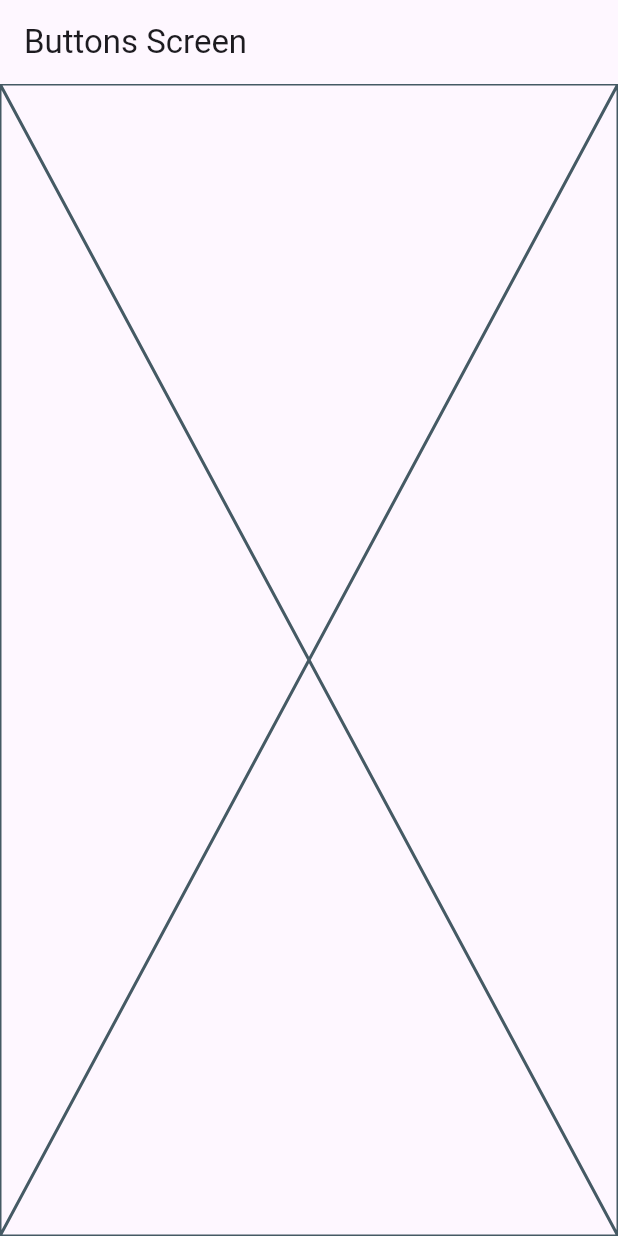
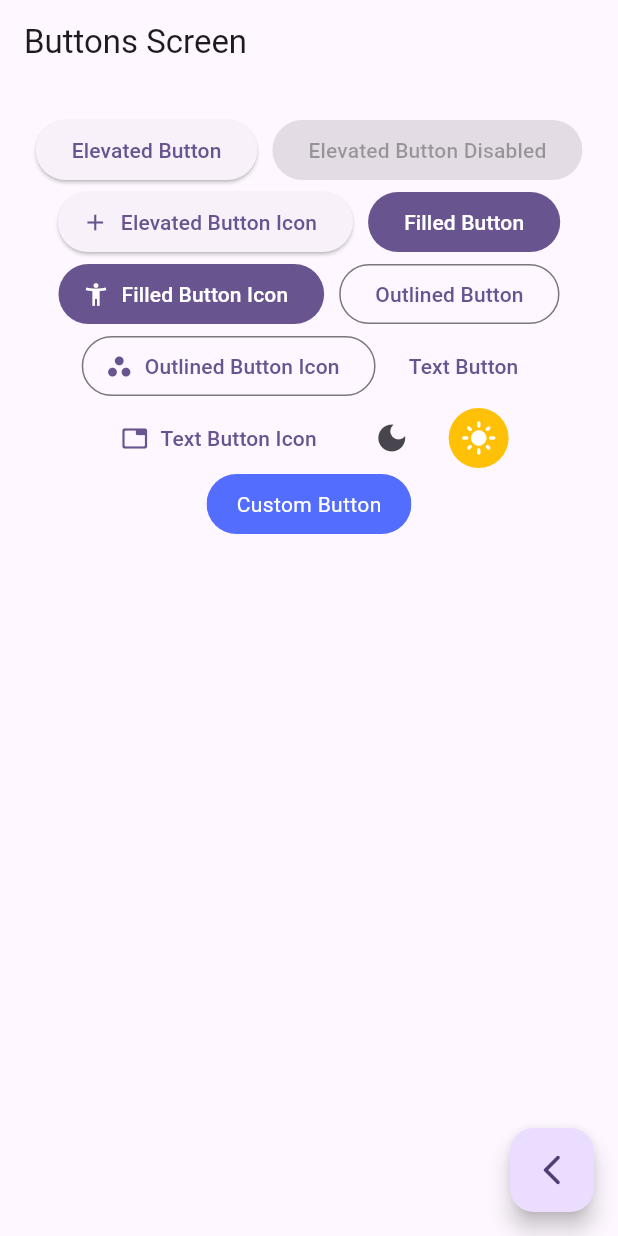
Before and after one commit to franzcmarcelo/flutter_widgets_app, a Flutter app: the ButtonsScreen screen opened by its route, on a phone screen of 412 x 824 dp. Run offline on Flutter 3.47's test engine with Material 3 defaults, Android fonts, the phone set to English and light mode, and no system bars; our stand-ins replace go_router.

Commit message:
add buttons library

```diff
--- a/lib/presentations/screens/buttons/buttons_screen.dart
+++ b/lib/presentations/screens/buttons/buttons_screen.dart
@@ -1,7 +1,7 @@
 import 'package:flutter/material.dart';
+import 'package:go_router/go_router.dart';
 
 class ButtonsScreen extends StatelessWidget {
-
   static const String name = 'buttons_screen';
 
   const ButtonsScreen({super.key});
@@ -12,7 +12,114 @@ class ButtonsScreen extends StatelessWidget {
       appBar: AppBar(
         title: const Text('Buttons Screen'),
       ),
-      body: const Placeholder()
+      body: const _ButtonsView(),
+      floatingActionButton: FloatingActionButton(
+        onPressed: () {
+          context.pop();
+        },
+        child: const Icon(Icons.arrow_back_ios_new_rounded),
+      ),
     );
   }
 }
+
+class _ButtonsView extends StatelessWidget {
+  const _ButtonsView();
+
+  @override
+  Widget build(BuildContext context) {
+    return SizedBox(
+      width: double.infinity,
+      child: Padding(
+        padding: const EdgeInsets.symmetric(horizontal: 10, vertical: 20),
+        child: Wrap(
+          spacing: 10,
+          crossAxisAlignment: WrapCrossAlignment.center, // y axis
+          alignment: WrapAlignment.center, // x axis
+          children: [
+            ElevatedButton(
+              onPressed: () {},
+              child: const Text('Elevated Button'),
+            ),
+            const ElevatedButton(
+              onPressed: null,
+              child: Text('Elevated Button Disabled'),
+            ),
+            ElevatedButton.icon(
+              onPressed: () {},
+              icon: const Icon(Icons.add),
+              label: const Text('Elevated Button Icon'),
+            ),
+            FilledButton(
+              onPressed: () {},
+              child: const Text('Filled Button'),
+            ),
+            FilledButton.icon(
+              onPressed: () {},
+              icon: const Icon(Icons.accessibility_new_sharp),
+              label: const Text('Filled Button Icon'),
+            ),
+            OutlinedButton(
+              onPressed: () {},
+              child: const Text('Outlined Button'),
+            ),
+            OutlinedButton.icon(
+              onPressed: () {},
+              icon: const Icon(Icons.workspaces_sharp),
+              label: const Text('Outlined Button Icon'),
+            ),
+            TextButton(
+              onPressed: () {},
+              child: const Text('Text Button'),
+            ),
+            TextButton.icon(
+              onPressed: () {},
+              icon: const Icon(Icons.tab_rounded),
+              label: const Text('Text Button Icon'),
+            ),
+            IconButton(
+              onPressed: () {},
+              icon: const Icon(Icons.dark_mode),
+            ),
+            IconButton(
+              onPressed: () {},
+              icon: const Icon(Icons.light_mode),
+              style: const ButtonStyle(
+                backgroundColor: MaterialStatePropertyAll(Colors.amber),
+                iconColor: MaterialStatePropertyAll(Colors.white),
+              ),
+            ),
+            const _CustomButton(),
+          ],
+        ),
+      ),
+    );
+  }
+}
+
+class _CustomButton extends StatelessWidget {
+  const _CustomButton();
+
+  @override
+  Widget build(BuildContext context) {
+
+    return ClipRRect(
+      borderRadius: BorderRadius.circular(20),
+      child: Material(
+        color: Colors.indigoAccent,
+        child: InkWell(
+          onTap: () => {},
+          child: const Padding(
+            padding: EdgeInsets.symmetric(horizontal: 20, vertical: 10),
+            child: Text(
+              'Custom Button',
+              style: TextStyle(
+                color: Colors.white,
+              ),
+            ),
+          ),
+        ),
+      ),
+    );
+  }
+}
```
